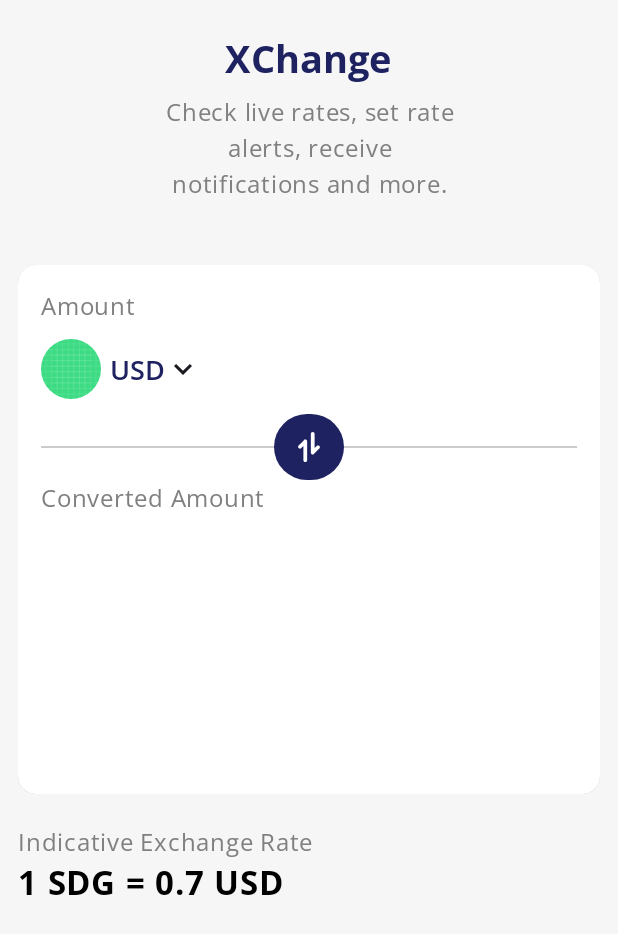
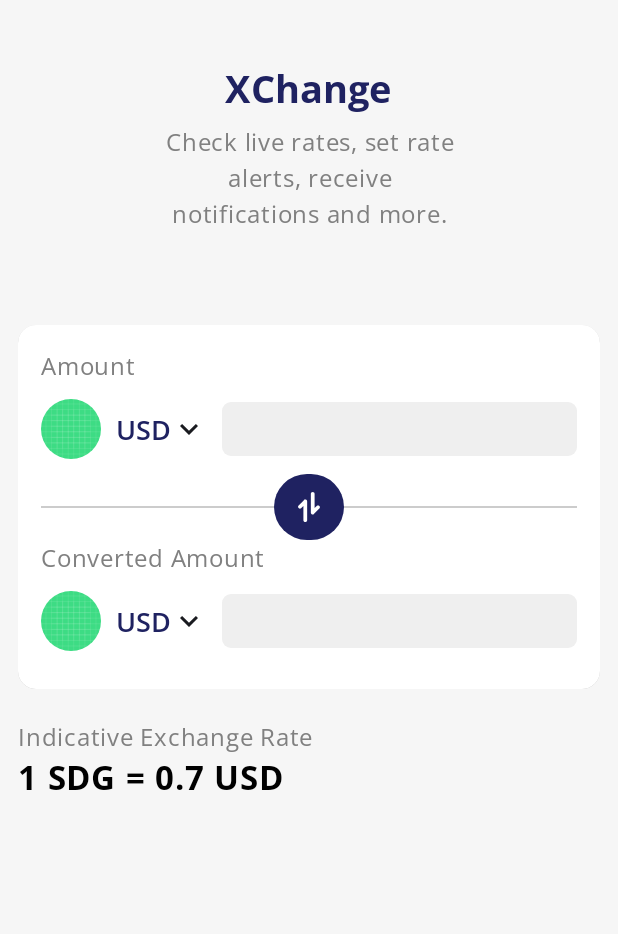
Before and after one commit to Xheghun/XChange, an Android app built with Jetpack Compose: the screen it shows after launch (MainActivity), on a phone screen of 412 x 824 dp. Shown: the top 934 px of the screen. Run offline under Robolectric (Android 15) with nearby library versions, the phone set to English and light mode, and no system bars.

Commit message:
complete UI

```diff
--- a/app/src/main/java/com/xheghun/xchange/ui/screens/HomeScreen.kt
+++ b/app/src/main/java/com/xheghun/xchange/ui/screens/HomeScreen.kt
@@ -16,13 +16,20 @@ import androidx.compose.foundation.layout.width
 import androidx.compose.foundation.rememberScrollState
 import androidx.compose.foundation.shape.CircleShape
 import androidx.compose.foundation.shape.RoundedCornerShape
+import androidx.compose.foundation.text.BasicTextField
+import androidx.compose.foundation.text.KeyboardOptions
 import androidx.compose.foundation.verticalScroll
 import androidx.compose.material.icons.Icons
 import androidx.compose.material.icons.filled.KeyboardArrowDown
 import androidx.compose.material3.Icon
+import androidx.compose.material3.MaterialTheme
 import androidx.compose.material3.Text
 import androidx.compose.runtime.Composable
 import androidx.compose.runtime.derivedStateOf
+import androidx.compose.runtime.getValue
+import androidx.compose.runtime.mutableStateOf
+import androidx.compose.runtime.remember
+import androidx.compose.runtime.setValue
 import androidx.compose.ui.Alignment
 import androidx.compose.ui.Modifier
 import androidx.compose.ui.draw.clip
@@ -31,7 +38,9 @@ import androidx.compose.ui.graphics.Color
 import androidx.compose.ui.res.painterResource
 import androidx.compose.ui.text.TextStyle
 import androidx.compose.ui.text.font.FontWeight
+import androidx.compose.ui.text.input.KeyboardType
 import androidx.compose.ui.text.style.TextAlign
+import androidx.compose.ui.text.style.TextOverflow
 import androidx.compose.ui.unit.dp
 import androidx.compose.ui.unit.sp
 import androidx.navigation.NavController
@@ -41,16 +50,18 @@ import com.xheghun.xchange.ui.theme.OpenSans
 import com.xheghun.xchange.ui.theme.colorBackground
 import com.xheghun.xchange.ui.theme.colorBlue
 import com.xheghun.xchange.ui.theme.colorGray
+import com.xheghun.xchange.ui.theme.colorGrey
 
 @Composable
 fun HomeScreen(navController: NavController) {
-
+    var value by remember { mutableStateOf("") }
     Column(
         Modifier
             .background(colorBackground)
             .padding(horizontal = 12.dp)
 
     ) {
+        //HEADER
         Column(
             horizontalAlignment = Alignment.CenterHorizontally,
             verticalArrangement = Arrangement.Center,
@@ -68,13 +79,13 @@ fun HomeScreen(navController: NavController) {
             )
         }
 
+        //BODY INPUT
         Column(
             Modifier
                 .padding(vertical = 20.dp)
                 .clip(RoundedCornerShape(12.dp))
                 .shadow(2.dp, RoundedCornerShape(12.dp))
                 .background(Color.White)
-                .weight(5f)
                 .fillMaxWidth()
                 .padding(15.dp)
         ) {
@@ -82,26 +93,8 @@ fun HomeScreen(navController: NavController) {
             val exchangeCurrency = Currency("GBP")
             Text("Amount", color = colorGray)
 
-            Row(
-                verticalAlignment = Alignment.CenterVertically,
-                modifier = Modifier.padding(vertical = 10.dp)
-            ) {
-                Image(
-                    painter = painterResource(id = R.drawable.ic_launcher_background),
-                    contentDescription = "base currency image",
-                    modifier = Modifier
-                        .clip(CircleShape)
-                        .size(40.dp)
-                )
-                Box(Modifier.width(6.dp))
-                Text(
-                    text = baseCurrency.code,
-                    color = colorBlue,
-                    fontSize = 18.sp,
-                    style = TextStyle(fontFamily = OpenSans, fontWeight = FontWeight.Medium)
-                )
-                Icon(Icons.Default.KeyboardArrowDown, contentDescription = "")
-                Box(Modifier.width(6.dp))
+            CurrencyLayout(currencyCode = baseCurrency.code, value = value) { newValue ->
+                value = newValue
             }
 
             Box(Modifier.fillMaxWidth()) {
@@ -129,8 +122,13 @@ fun HomeScreen(navController: NavController) {
 
             Text("Converted Amount", color = colorGray)
 
+            CurrencyLayout(currencyCode = baseCurrency.code, value = value) { newValue ->
+                value = newValue
+            }
+
         }
 
+        //RESULT
         Column(Modifier.weight(3.5f)) {
             Text(text = "Indicative Exchange Rate", color = colorGray)
             Text(
@@ -143,7 +141,66 @@ fun HomeScreen(navController: NavController) {
     }
 }
 
+
 @Composable
-fun XTextField() {
+fun CurrencyLayout(
+    currencyCode: String,
+    value: String,
+    onValueChanged: (String) -> Unit
+) {
+    Row(
+        verticalAlignment = Alignment.CenterVertically,
+        modifier = Modifier.padding(vertical = 10.dp)
+    ) {
+        Image(
+            painter = painterResource(id = R.drawable.ic_launcher_background),
+            contentDescription = "base currency image",
+            modifier = Modifier
+                .clip(CircleShape)
+                .size(40.dp)
+        )
+        Box(Modifier.width(10.dp))
+        Text(
+            text = currencyCode,
+            color = colorBlue,
+            fontSize = 18.sp,
+            style = TextStyle(fontFamily = OpenSans, fontWeight = FontWeight.Medium)
+        )
+        Icon(Icons.Default.KeyboardArrowDown, contentDescription = "")
+        Box(Modifier.width(10.dp))
 
+        CurrencyInput(
+            value = value,
+            onValueChanged = onValueChanged::invoke,
+            modifier = Modifier.weight(1f)
+        )
+    }
 }
+
+@Composable
+fun CurrencyInput(value: String, onValueChanged: (String) -> Unit, modifier: Modifier) {
+    BasicTextField(
+        value = value,
+        singleLine = true,
+        keyboardOptions = KeyboardOptions.Default.copy(keyboardType = KeyboardType.Number),
+        onValueChange = onValueChanged::invoke,
+        decorationBox = { innerTextField ->
+            if (value.isEmpty()) {
+                Text(
+                    text = "",
+                    maxLines = 1,
+                    overflow = TextOverflow.Ellipsis,
+                    color = Color.Gray,
+                    style = MaterialTheme.typography.bodySmall,
+                )
+            } else {
+                innerTextField()
+            }
+
+        },
+        modifier = modifier
+            .clip(RoundedCornerShape(6.dp))
+            .background(colorGrey)
+            .padding(vertical = 10.dp)
+    )
+}
--- a/app/src/main/java/com/xheghun/xchange/ui/theme/Color.kt
+++ b/app/src/main/java/com/xheghun/xchange/ui/theme/Color.kt
@@ -4,4 +4,5 @@ import androidx.compose.ui.graphics.Color
 
 val colorBlue = Color(0XFF1F2261)
 val colorGray = Color(0XFF808080)
+val colorGrey = Color(0XFFEFEFEF)
 val colorBackground = Color(0XFFF6F6F6)
```
